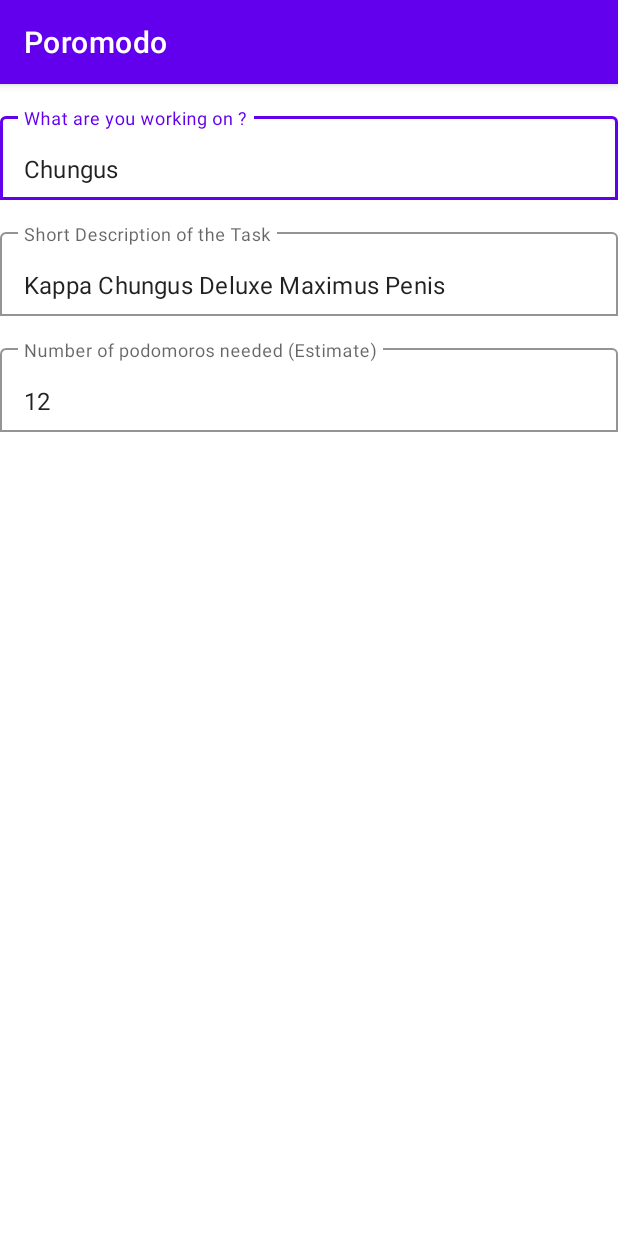
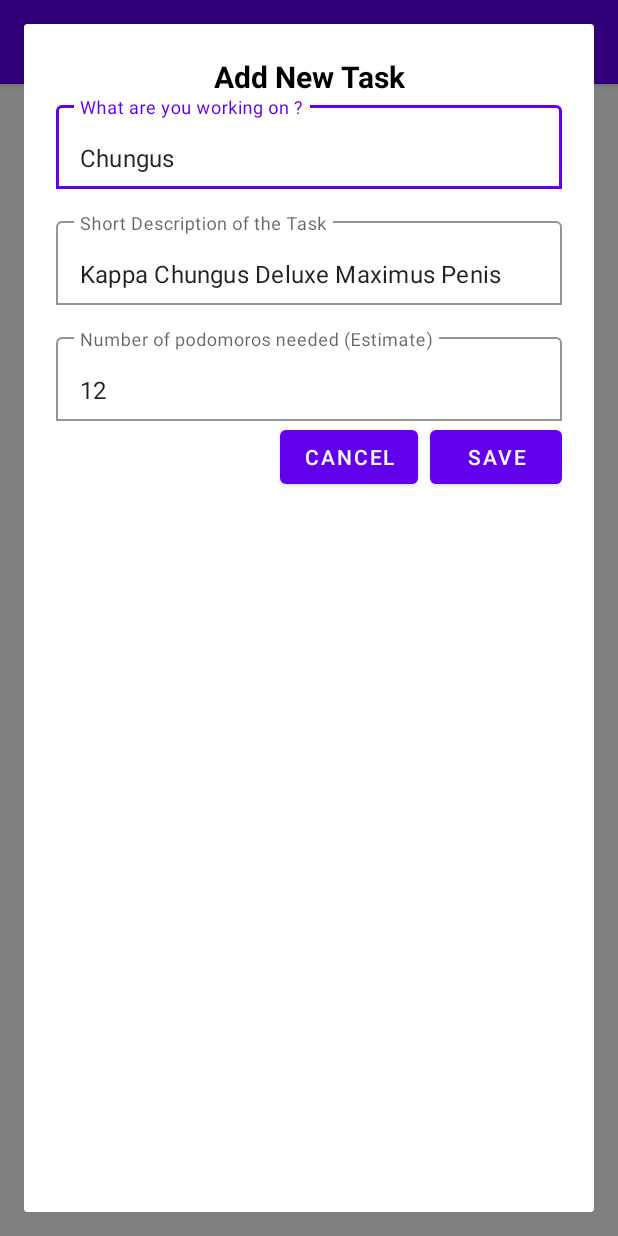
Before and after one commit to ThinhNguyenHoang1/android_podomoro, an Android app: the fragment AddTaskDialogFragment shown on its own in the app's theme, on a phone screen of 412 x 824 dp. Run offline under Robolectric (Android 15) with nearby library versions, the phone set to English and light mode, and no system bars.

Commit message:
working add task.

```diff
--- a/app/src/main/java/com/example/poromodo/ui/home/AddTaskDialogFragment.kt
+++ b/app/src/main/java/com/example/poromodo/ui/home/AddTaskDialogFragment.kt
@@ -5,29 +5,102 @@ import androidx.fragment.app.Fragment
 import android.view.LayoutInflater
 import android.view.View
 import android.view.ViewGroup
+import android.view.WindowManager
+import androidx.fragment.app.DialogFragment
 import com.example.poromodo.R
 import com.example.poromodo.databinding.FragmentAddTaskDialogBinding
+import com.example.poromodo.model.Task
+import java.time.ZonedDateTime
 
-class AddTaskDialogFragment : Fragment() {
+class AddTaskDialogFragment : DialogFragment() {
     private var _binding: FragmentAddTaskDialogBinding? = null
     private val binding get() = _binding!!
+    private var listener: OnTaskAddedListener? = null
+
+    interface OnTaskAddedListener {
+        fun onTaskAdded(task: Task)
+    }
+
+    fun setOnTaskAddedListener(listener: OnTaskAddedListener) {
+        this.listener = listener
+    }
+
+
+    override fun onCreate(savedInstanceState: Bundle?) {
+        super.onCreate(savedInstanceState)
+//        setStyle(STYLE_NORMAL, R.style.FullScreenDialog)
+    }
+
+    override fun onStart() {
+        super.onStart()
+        dialog?.window?.let { window ->
+            window.setLayout(
+                WindowManager.LayoutParams.MATCH_PARENT,
+                WindowManager.LayoutParams.MATCH_PARENT
+            )
+            val attributes = window.attributes
+            attributes.dimAmount = 0.5f
+            window.attributes = attributes
+            dialog?.findViewById<View>(R.id.fmdialog_add_task)?.setPadding(32, 32, 32, 32)
+        }
+    }
+
 
     override fun onCreateView(
         inflater: LayoutInflater, container: ViewGroup?,
         savedInstanceState: Bundle?
     ): View {
         _binding = FragmentAddTaskDialogBinding.inflate(inflater, container, false)
-        val root:View = binding.root
-        val taskTitleLayout = binding.tilTaTitle
-        val taskDescLayout = binding.tilTaDescription
-        val taskNumPoroLayout = binding.tilTaNumberOfPodoReps
+        return binding.root
+    }
 
-        return root
+    override fun onViewCreated(view: View, savedInstanceState: Bundle?) {
+        super.onViewCreated(view, savedInstanceState)
+        binding.btnCancel.setOnClickListener {
+            dismiss()
+        }
+
+        binding.btnSave.setOnClickListener {
+            val title = binding.tilTaTitle.editText?.text.toString()
+            val description = binding.tilTaDescription.editText?.text.toString()
+            val pomodorosText = binding.tilTaNumberOfPodoReps.editText?.text.toString()
+
+            val pomodoros = pomodorosText.toIntOrNull()
+
+            when {
+                title.isBlank() -> {
+                    binding.tilTaTitle.error = "Title cannot be empty"
+                    return@setOnClickListener
+                }
+
+                pomodoros == null || pomodoros <= 0 -> {
+                    binding.tilTaNumberOfPodoReps.error = "Enter a valid number of Pomodoros (> 0)"
+                    return@setOnClickListener
+                }
+
+                else -> {
+                    binding.tilTaTitle.error = null
+                    binding.tilTaNumberOfPodoReps.error = null
+
+                    val task = Task(
+                        title = title,
+                        description = description,
+                        numOfPodomoroToComplete = pomodoros,
+                        totalTimeSpent = 0,
+                        createdAt = ZonedDateTime.now(),
+                    )
+                    listener?.onTaskAdded(task)
+                    dismiss()
+                }
+            }
+        }
     }
+
 
     override fun onDestroyView() {
         super.onDestroyView()
         _binding = null
     }
 
+
 }
--- a/app/src/main/res/layout/fragment_add_task_dialog.xml
+++ b/app/src/main/res/layout/fragment_add_task_dialog.xml
@@ -1,15 +1,32 @@
 <?xml version="1.0" encoding="utf-8"?>
 <androidx.constraintlayout.widget.ConstraintLayout xmlns:android="http://schemas.android.com/apk/res/android"
+    xmlns:app="http://schemas.android.com/apk/res-auto"
     xmlns:tools="http://schemas.android.com/tools"
     android:layout_width="match_parent"
     android:layout_height="match_parent"
-    xmlns:app="http://schemas.android.com/apk/res-auto"
+    android:padding="20dp"
+    android:id="@+id/fmdialog_add_task"
     tools:context=".ui.home.AddTaskDialogFragment">
+
+    <!-- Title -->
+    <TextView
+        android:id="@+id/dialog_title"
+        android:layout_width="wrap_content"
+        android:layout_height="wrap_content"
+        android:text="Add New Task"
+        android:textColor="@android:color/black"
+        android:textSize="20sp"
+        android:textStyle="bold"
+        app:layout_constraintBottom_toTopOf="@+id/til_ta_title"
+        app:layout_constraintEnd_toEndOf="parent"
+        app:layout_constraintStart_toStartOf="parent"
+        app:layout_constraintTop_toTopOf="parent" />
 
     <com.google.android.material.textfield.TextInputLayout
         android:id="@+id/til_ta_title"
         android:layout_width="match_parent"
         android:layout_height="wrap_content"
+        android:layout_marginVertical="20dp"
         android:hint="What are you working on ?"
         app:boxBackgroundColor="@color/white"
         app:boxBackgroundMode="outline"
@@ -17,8 +34,7 @@
         app:layout_constraintEnd_toEndOf="parent"
         app:layout_constraintHorizontal_bias="0.5"
         app:layout_constraintStart_toStartOf="parent"
-        app:layout_constraintTop_toTopOf="parent"
-        android:layout_marginVertical="16dp">
+        app:layout_constraintTop_toTopOf="parent">
 
         <com.google.android.material.textfield.TextInputEditText
             android:id="@+id/ti_ta_title"
@@ -32,14 +48,14 @@
         android:id="@+id/til_ta_description"
         android:layout_width="match_parent"
         android:layout_height="wrap_content"
+        android:layout_marginVertical="16dp"
         android:hint="Short Description of the Task"
         app:boxBackgroundColor="@color/white"
         app:boxBackgroundMode="outline"
         app:layout_constraintEnd_toEndOf="parent"
         app:layout_constraintHorizontal_bias="0.5"
         app:layout_constraintStart_toStartOf="parent"
-        app:layout_constraintTop_toBottomOf="@id/til_ta_title"
-        android:layout_marginVertical="16dp">
+        app:layout_constraintTop_toBottomOf="@id/til_ta_title">
 
         <com.google.android.material.textfield.TextInputEditText
             android:id="@+id/ti_ta_description"
@@ -53,14 +69,14 @@
         android:id="@+id/til_ta_number_of_podo_reps"
         android:layout_width="match_parent"
         android:layout_height="wrap_content"
+        android:layout_marginVertical="16dp"
         android:hint="Number of podomoros needed (Estimate)"
         app:boxBackgroundColor="@color/white"
         app:boxBackgroundMode="outline"
         app:layout_constraintEnd_toEndOf="parent"
         app:layout_constraintHorizontal_bias="0.5"
         app:layout_constraintStart_toStartOf="parent"
-        app:layout_constraintTop_toBottomOf="@id/til_ta_description"
-        android:layout_marginVertical="16dp">
+        app:layout_constraintTop_toBottomOf="@id/til_ta_description">
 
         <com.google.android.material.textfield.TextInputEditText
             android:id="@+id/ti_ta_number_of_podo_reps"
@@ -70,5 +86,24 @@
             android:text="12" />
     </com.google.android.material.textfield.TextInputLayout>
 
+    <Button
+        android:id="@+id/btn_cancel"
+        android:layout_width="wrap_content"
+        android:layout_height="wrap_content"
+        android:text="Cancel"
+        android:layout_marginEnd="8dp"
+        app:layout_constraintEnd_toStartOf="@+id/btn_save"
+        app:layout_constraintTop_toBottomOf="@+id/til_ta_number_of_podo_reps" />
+
+    <Button
+        android:id="@+id/btn_save"
+        android:layout_width="wrap_content"
+        android:layout_height="wrap_content"
+        android:layout_marginStart="8dp"
+        android:text="Save"
+        app:layout_constraintEnd_toEndOf="parent"
+        app:layout_constraintTop_toBottomOf="@+id/til_ta_number_of_podo_reps" />
+
+
 
 </androidx.constraintlayout.widget.ConstraintLayout>
--- a/app/src/main/res/values/styles.xml
+++ b/app/src/main/res/values/styles.xml
@@ -3,4 +3,11 @@
         <item name="android:background">@color/black_overlay</item>
         <item name="android:buttonBarStyle">?android:attr/buttonBarStyle</item>
     </style>
+
+    <style name="FullScreenDialog" parent="Theme.MaterialComponents.Dialog">
+        <item name="android:windowBackground">@android:color/transparent</item>
+        <item name="android:windowIsFloating">false</item>
+        <item name="android:windowAnimationStyle">@style/Animation.AppCompat.Dialog</item>
+        <item name="android:windowSoftInputMode">adjustResize</item>
+    </style>
 </resources>
```
Also changed, not shown: app/src/main/java/com/example/poromodo/MainActivity.kt (+18 -0 lines), app/src/main/java/com/example/poromodo/MainViewModel.kt (+14 -6 lines), app/src/main/java/com/example/poromodo/model/DataStore.kt (+31 -14 lines), app/src/main/java/com/example/poromodo/ui/home/HomeFragment.kt (+39 -17 lines), app/src/main/res/layout/fragment_home.xml (+5 -5 lines).
